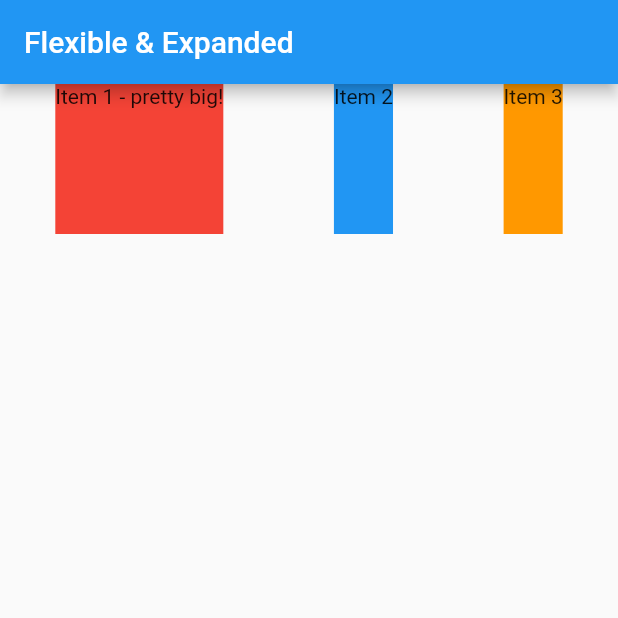
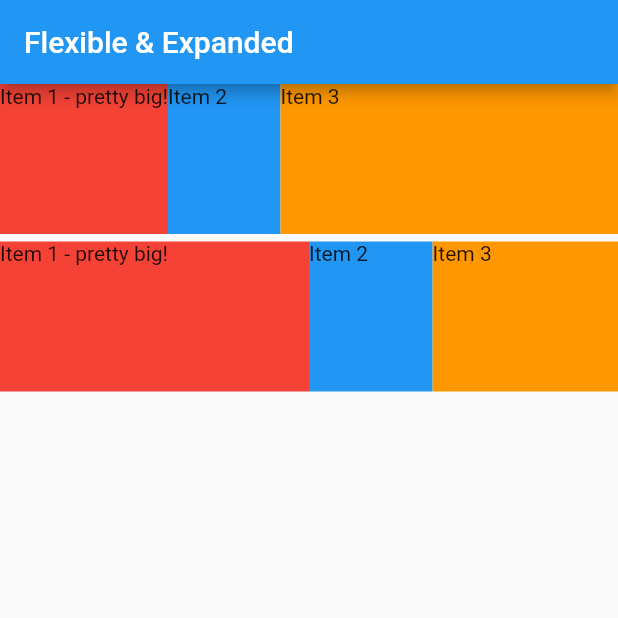
Before and after one commit to matheus-paulino/flexible-expandend-dart, a Flutter app: the screen it shows after launch, on a phone screen of 412 x 824 dp, the top half of it. Run offline on Flutter 3.47's test engine with Material 2 defaults, Android fonts, the phone set to English and light mode, and no system bars.

Commit message:
expanded and flexible

```diff
--- a/lib/main.dart
+++ b/lib/main.dart
@@ -24,23 +24,66 @@ class MyHomePage extends StatelessWidget {
         // the App.build method, and use it to set our appbar title.
         title: Text('Flexible & Expanded'),
       ),
-      body: Row(
-        mainAxisAlignment: MainAxisAlignment.spaceAround,
+      body: Column(
+        mainAxisAlignment: MainAxisAlignment.start,
         children: <Widget>[
+          Row(
+            children: [
               Container(
                 height: 100,
                 child: Text('Item 1 - pretty big!'),
                 color: Colors.red,
               ),
-          Container(
+              Flexible(
+                fit: FlexFit.tight,
+                child: Container(
                   height: 100,
                   child: Text('Item 2'),
                   color: Colors.blue,
                 ),
-          Container(
+              ),
+              Flexible(
+                fit: FlexFit.tight,
+                flex: 3,
+                child: Container(
                   height: 100,
                   child: Text('Item 3'),
                   color: Colors.orange,
+                ),
+              ),
+            ],
+          ),
+          SizedBox(
+            height: 5,
+          ),
+          Row(
+            children: [
+              Expanded(
+                // fit = tight,
+                flex: 5,
+                child: Container(
+                  height: 100,
+                  child: Text('Item 1 - pretty big!'),
+                  color: Colors.red,
+                ),
+              ),
+              Expanded(
+                flex: 2,
+                child: Container(
+                  height: 100,
+                  child: Text('Item 2'),
+                  color: Colors.blue,
+                ),
+              ),
+              Expanded(
+                flex: 3,
+                child: Container(
+                  height: 100,
+                  child: Text('Item 3'),
+                  color: Colors.orange,
+                ),
+              ),
+            ],
           ),
         ],
       ),
```
Also changed, not shown: 1 other file. Lines whose indentation alone changed are shown as unchanged.
